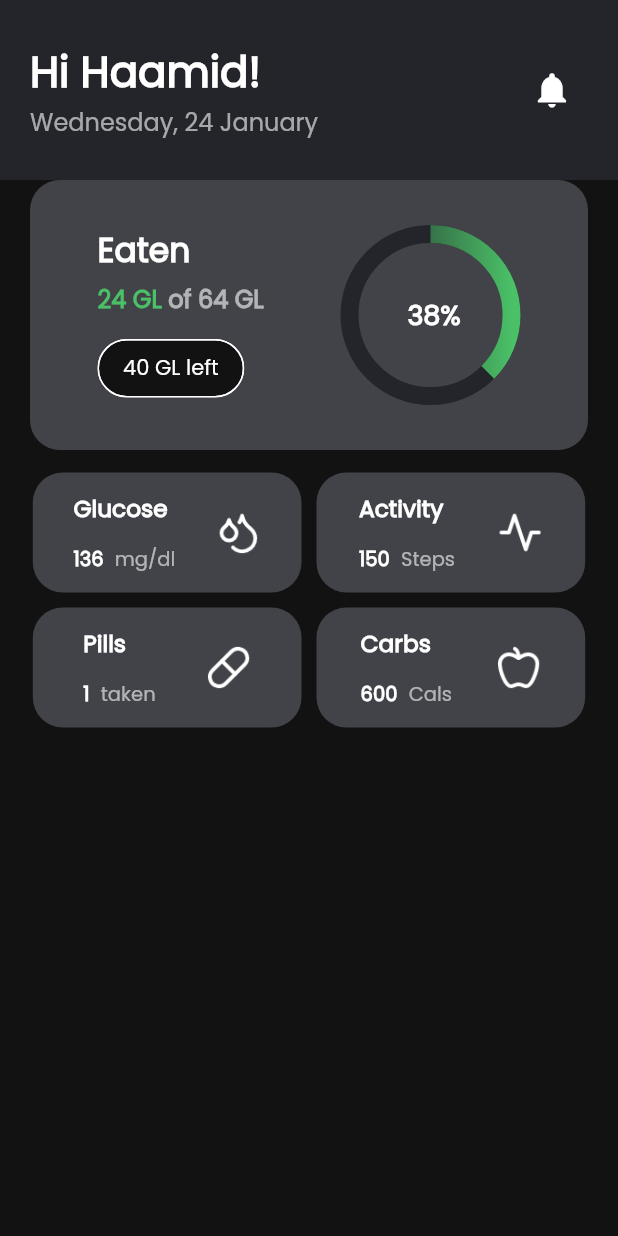
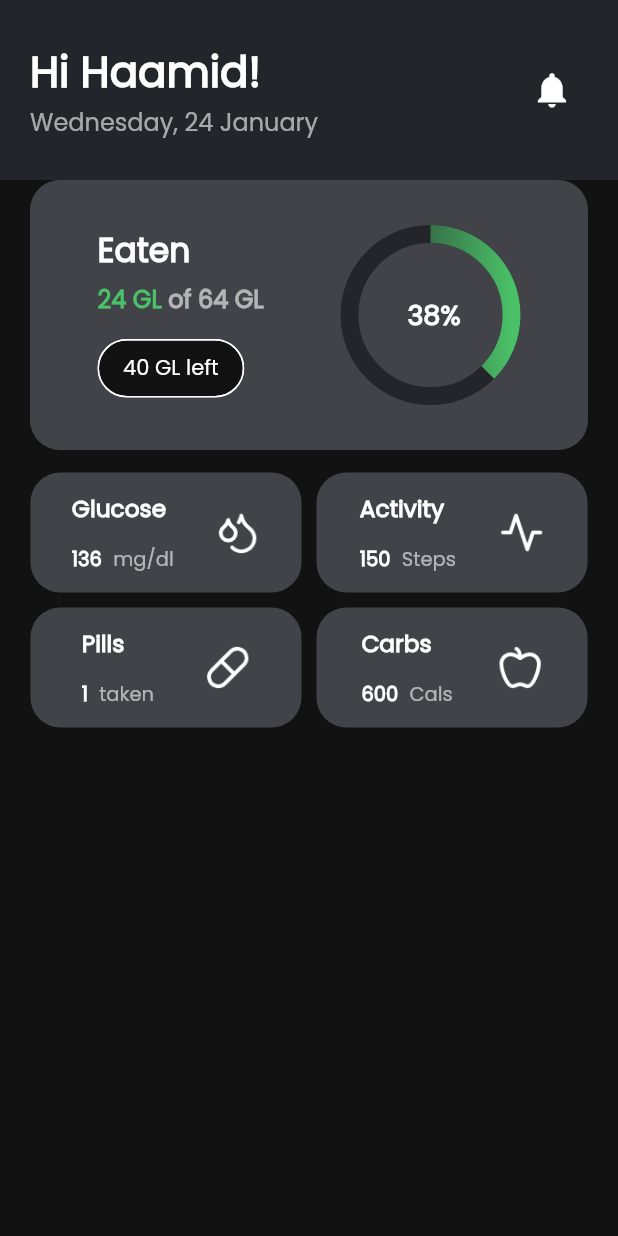
Before and after one commit to Hames-1616/diabetes_Flutter, a Flutter app: the HomePage screen opened directly, on a phone screen of 412 x 824 dp. Run offline on Flutter 3.47's test engine with Material 3 defaults, Android fonts, the phone set to English and light mode, and no system bars; drawn by our look-alikes of percent_indicator; our stand-ins replace chips_choice, dio, flutter_riverpod, fpdart, shared_preferences; missing offline and left inert: animated_snack_bar; accounts and stored records are empty.

Commit message:
👌 IMPROVE: updated Padding

```diff
--- a/lib/features/home/components/Activity_block.dart
+++ b/lib/features/home/components/Activity_block.dart
@@ -26,7 +26,7 @@ class _ActivityBlockState extends ConsumerState<ActivityBlock> {
       onTap: () {},
       child: Container(
         height: MediaQuery.of(context).size.height / hei(context, 80),
-        width: MediaQuery.of(context).size.width/2.3,
+        width: MediaQuery.of(context).size.width/2.28,
         decoration: BoxDecoration(
             color: secondaryColor, borderRadius: BorderRadius.circular(20)),
         child: Row(
```
